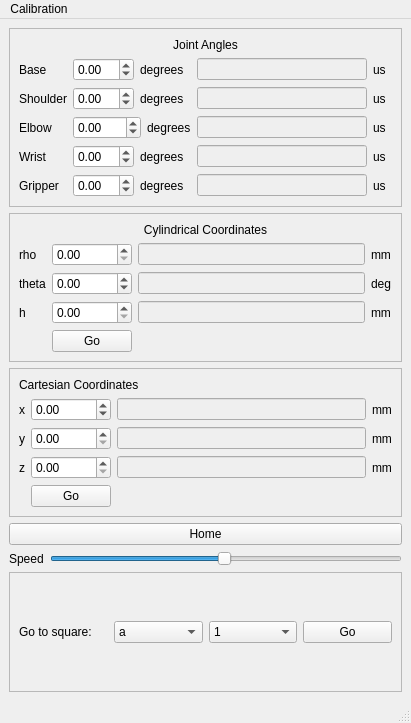
First picture: the form in SimpleControlGui/mainwindow.ui, repository jamesrosssharp/RobotArm, before the edit.
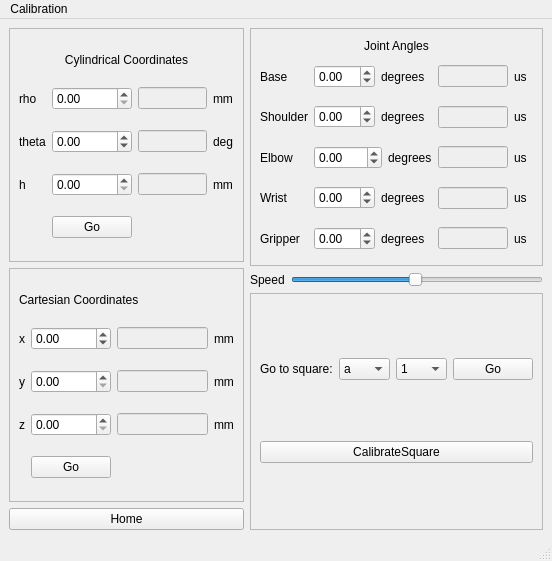
Second picture: the form after the edit.

Commit message: Added per square calibration adjustment

Patch:
```diff
--- a/SimpleControlGui/mainwindow.ui
+++ b/SimpleControlGui/mainwindow.ui
@@ -6,17 +6,17 @@
    <rect>
     <x>0</x>
     <y>0</y>
-    <width>411</width>
-    <height>723</height>
+    <width>552</width>
+    <height>561</height>
    </rect>
   </property>
   <property name="windowTitle">
    <string>MainWindow</string>
   </property>
   <widget class="QWidget" name="centralwidget">
-   <layout class="QHBoxLayout" name="horizontalLayout">
-    <item>
-     <layout class="QVBoxLayout" name="verticalLayout">
+   <layout class="QGridLayout" name="gridLayout_4">
+    <item row="0" column="2">
+     <layout class="QVBoxLayout" name="verticalLayout_3">
       <item>
        <widget class="QFrame" name="frame_3">
         <property name="frameShape">
@@ -318,6 +318,187 @@
         </layout>
        </widget>
       </item>
+      <item>
+       <layout class="QHBoxLayout" name="horizontalLayout_15">
+        <item>
+         <widget class="QLabel" name="label_31">
+          <property name="text">
+           <string>Speed</string>
+          </property>
+         </widget>
+        </item>
+        <item>
+         <widget class="QSlider" name="speedSlider">
+          <property name="minimum">
+           <number>1</number>
+          </property>
+          <property name="maximum">
+           <number>100</number>
+          </property>
+          <property name="value">
+           <number>50</number>
+          </property>
+          <property name="orientation">
+           <enum>Qt::Horizontal</enum>
+          </property>
+          <property name="invertedAppearance">
+           <bool>false</bool>
+          </property>
+          <property name="invertedControls">
+           <bool>false</bool>
+          </property>
+          <property name="tickPosition">
+           <enum>QSlider::NoTicks</enum>
+          </property>
+         </widget>
+        </item>
+       </layout>
+      </item>
+      <item>
+       <widget class="QFrame" name="frame_4">
+        <property name="sizePolicy">
+         <sizepolicy hsizetype="Minimum" vsizetype="Minimum">
+          <horstretch>0</horstretch>
+          <verstretch>0</verstretch>
+         </sizepolicy>
+        </property>
+        <property name="minimumSize">
+         <size>
+          <width>0</width>
+          <height>100</height>
+         </size>
+        </property>
+        <property name="frameShape">
+         <enum>QFrame::StyledPanel</enum>
+        </property>
+        <property name="frameShadow">
+         <enum>QFrame::Raised</enum>
+        </property>
+        <layout class="QHBoxLayout" name="horizontalLayout_17">
+         <item>
+          <layout class="QVBoxLayout" name="verticalLayout_2">
+           <item>
+            <layout class="QHBoxLayout" name="horizontalLayout_16">
+             <item>
+              <widget class="QLabel" name="label_32">
+               <property name="text">
+                <string>Go to square:</string>
+               </property>
+              </widget>
+             </item>
+             <item>
+              <widget class="QComboBox" name="fileCombo">
+               <item>
+                <property name="text">
+                 <string>a</string>
+                </property>
+               </item>
+               <item>
+                <property name="text">
+                 <string>b</string>
+                </property>
+               </item>
+               <item>
+                <property name="text">
+                 <string>c</string>
+                </property>
+               </item>
+               <item>
+                <property name="text">
+                 <string>d</string>
+                </property>
+               </item>
+               <item>
+                <property name="text">
+                 <string>e</string>
+                </property>
+               </item>
+               <item>
+                <property name="text">
+                 <string>f</string>
+                </property>
+               </item>
+               <item>
+                <property name="text">
+                 <string>g</string>
+                </property>
+               </item>
+               <item>
+                <property name="text">
+                 <string>h</string>
+                </property>
+               </item>
+              </widget>
+             </item>
+             <item>
+              <widget class="QComboBox" name="rankCombo">
+               <item>
+                <property name="text">
+                 <string>1</string>
+                </property>
+               </item>
+               <item>
+                <property name="text">
+                 <string>2</string>
+                </property>
+               </item>
+               <item>
+                <property name="text">
+                 <string>3</string>
+                </property>
+               </item>
+               <item>
+                <property name="text">
+                 <string>4</string>
+                </property>
+               </item>
+               <item>
+                <property name="text">
+                 <string>5</string>
+                </property>
+               </item>
+               <item>
+                <property name="text">
+                 <string>6</string>
+                </property>
+               </item>
+               <item>
+                <property name="text">
+                 <string>7</string>
+                </property>
+               </item>
+               <item>
+                <property name="text">
+                 <string>8</string>
+                </property>
+               </item>
+              </widget>
+             </item>
+             <item>
+              <widget class="QPushButton" name="goSquare">
+               <property name="text">
+                <string>Go</string>
+               </property>
+              </widget>
+             </item>
+            </layout>
+           </item>
+           <item>
+            <widget class="QPushButton" name="calibrateSquare">
+             <property name="text">
+              <string>CalibrateSquare</string>
+             </property>
+            </widget>
+           </item>
+          </layout>
+         </item>
+        </layout>
+       </widget>
+      </item>
+     </layout>
+    </item>
+    <item row="0" column="0">
+     <layout class="QVBoxLayout" name="verticalLayout">
       <item>
        <widget class="QFrame" name="frame_2">
         <property name="frameShape">
@@ -595,172 +776,6 @@
         </property>
        </widget>
       </item>
-      <item>
-       <layout class="QHBoxLayout" name="horizontalLayout_15">
-        <item>
-         <widget class="QLabel" name="label_31">
-          <property name="text">
-           <string>Speed</string>
-          </property>
-         </widget>
-        </item>
-        <item>
-         <widget class="QSlider" name="speedSlider">
-          <property name="minimum">
-           <number>1</number>
-          </property>
-          <property name="maximum">
-           <number>100</number>
-          </property>
-          <property name="value">
-           <number>50</number>
-          </property>
-          <property name="orientation">
-           <enum>Qt::Horizontal</enum>
-          </property>
-          <property name="invertedAppearance">
-           <bool>false</bool>
-          </property>
-          <property name="invertedControls">
-           <bool>false</bool>
-          </property>
-          <property name="tickPosition">
-           <enum>QSlider::NoTicks</enum>
-          </property>
-         </widget>
-        </item>
-       </layout>
-      </item>
-      <item>
-       <widget class="QFrame" name="frame_4">
-        <property name="sizePolicy">
-         <sizepolicy hsizetype="Minimum" vsizetype="Minimum">
-          <horstretch>0</horstretch>
-          <verstretch>0</verstretch>
-         </sizepolicy>
-        </property>
-        <property name="minimumSize">
-         <size>
-          <width>0</width>
-          <height>100</height>
-         </size>
-        </property>
-        <property name="frameShape">
-         <enum>QFrame::StyledPanel</enum>
-        </property>
-        <property name="frameShadow">
-         <enum>QFrame::Raised</enum>
-        </property>
-        <layout class="QHBoxLayout" name="horizontalLayout_17">
-         <item>
-          <layout class="QHBoxLayout" name="horizontalLayout_16">
-           <item>
-            <widget class="QLabel" name="label_32">
-             <property name="text">
-              <string>Go to square:</string>
-             </property>
-            </widget>
-           </item>
-           <item>
-            <widget class="QComboBox" name="fileCombo">
-             <item>
-              <property name="text">
-               <string>a</string>
-              </property>
-             </item>
-             <item>
-              <property name="text">
-               <string>b</string>
-              </property>
-             </item>
-             <item>
-              <property name="text">
-               <string>c</string>
-              </property>
-             </item>
-             <item>
-              <property name="text">
-               <string>d</string>
-              </property>
-             </item>
-             <item>
-              <property name="text">
-               <string>e</string>
-              </property>
-             </item>
-             <item>
-              <property name="text">
-               <string>f</string>
-              </property>
-             </item>
-             <item>
-              <property name="text">
-               <string>g</string>
-              </property>
-             </item>
-             <item>
-              <property name="text">
-               <string>h</string>
-              </property>
-             </item>
-            </widget>
-           </item>
-           <item>
-            <widget class="QComboBox" name="rankCombo">
-             <item>
-              <property name="text">
-               <string>1</string>
-              </property>
-             </item>
-             <item>
-              <property name="text">
-               <string>2</string>
-              </property>
-             </item>
-             <item>
-              <property name="text">
-               <string>3</string>
-              </property>
-             </item>
-             <item>
-              <property name="text">
-               <string>4</string>
-              </property>
-             </item>
-             <item>
-              <property name="text">
-               <string>5</string>
-              </property>
-             </item>
-             <item>
-              <property name="text">
-               <string>6</string>
-              </property>
-             </item>
-             <item>
-              <property name="text">
-               <string>7</string>
-              </property>
-             </item>
-             <item>
-              <property name="text">
-               <string>8</string>
-              </property>
-             </item>
-            </widget>
-           </item>
-           <item>
-            <widget class="QPushButton" name="goSquare">
-             <property name="text">
-              <string>Go</string>
-             </property>
-            </widget>
-           </item>
-          </layout>
-         </item>
-        </layout>
-       </widget>
-      </item>
      </layout>
     </item>
    </layout>
@@ -770,7 +785,7 @@
     <rect>
      <x>0</x>
      <y>0</y>
-     <width>411</width>
+     <width>552</width>
      <height>19</height>
     </rect>
    </property>
```
Left out of the diff: 67 changed lines with no effect on the pictures. The commit also changes 12 other files.
